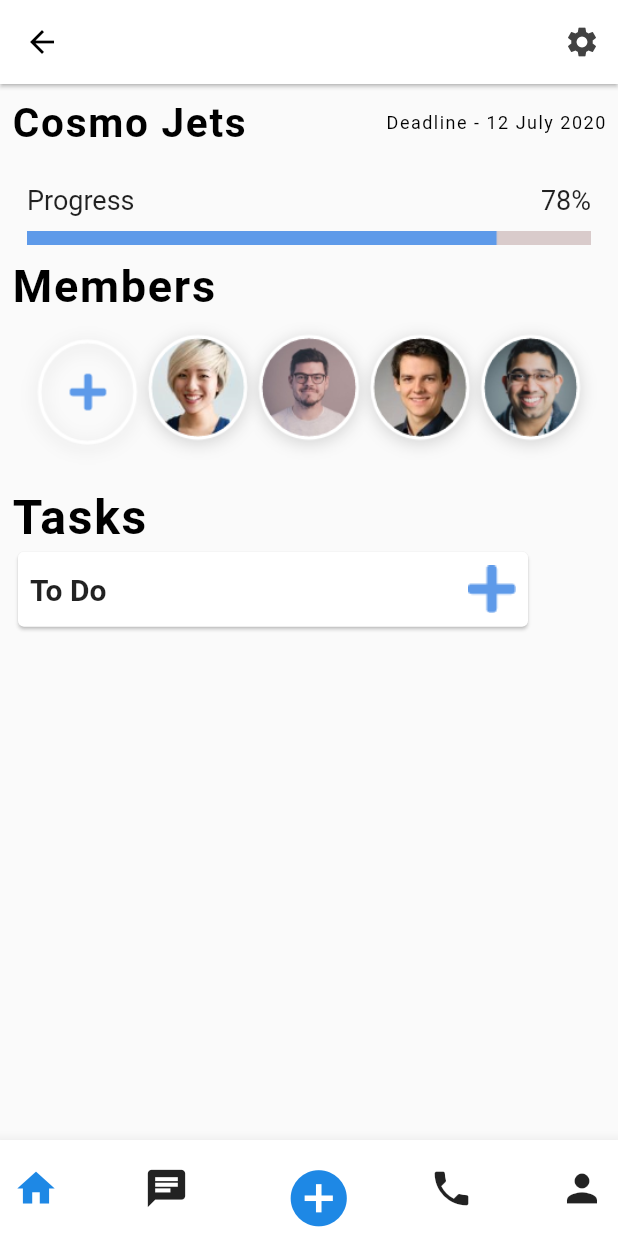
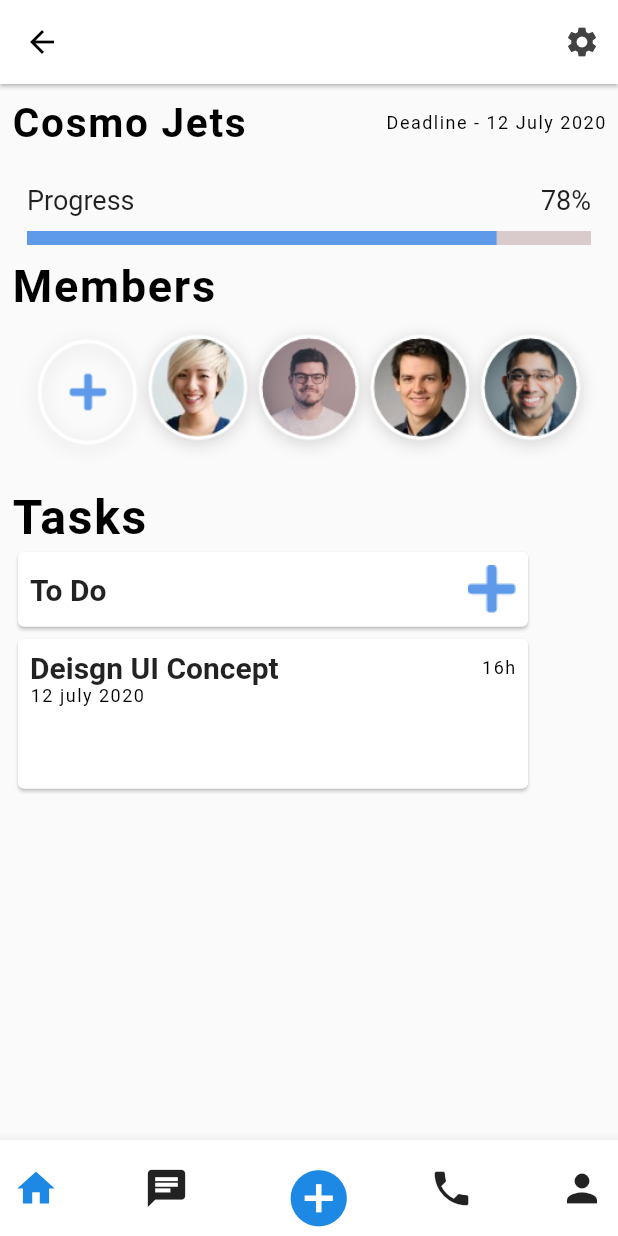
Before and after one commit to Kasweka1/Purweb-Agency, a Flutter app: the CosmoJet screen opened directly, on a phone screen of 412 x 824 dp. Run offline on Flutter 3.47's test engine with Material 2 defaults, Android fonts, the phone set to English and light mode, and no system bars.

Commit message:
added new card

```diff
--- a/lib/cosmo_jet.dart
+++ b/lib/cosmo_jet.dart
@@ -139,6 +139,56 @@ class _CosmoJetState extends State<CosmoJet> {
                   ),
                 ),
               ),
+              Card(
+                child: InkWell(
+                  splashColor: Colors.blue.withAlpha(30),
+                  onTap: () {},
+                  child: Container(
+                    width: 340,
+                    height: 100,
+                    child: Padding(
+                        padding: const EdgeInsets.all(8.0),
+                        child: Column(
+                          crossAxisAlignment: CrossAxisAlignment.start,
+                          children: <Widget>[
+                            Row(
+                              mainAxisAlignment: MainAxisAlignment.spaceBetween,
+                              children: <Widget>[
+                                Text(
+                                  "Deisgn UI Concept",
+                                  style: TextStyle(
+                                    fontSize: 20,
+                                    fontWeight: FontWeight.bold,
+                                  ),
+                                ),
+                                Text(
+                                  "16h",
+                                  style: TextStyle(
+                                    color: Colors.black,
+                                    fontSize: 12,
+                                    letterSpacing: 1,
+                                  ),
+                                ),
+                              ],
+                            ),
+                            Text(
+                              "12 july 2020",
+                              style: TextStyle(
+                                color: Colors.black,
+                                fontSize: 12,
+                                letterSpacing: 1,
+                              ),
+                            ),
+                            Row(
+                              children: <Widget>[
+
+                              ],
+                            )
+                          ],
+                        )),
+                  ),
+                ),
+              ),
             ],
           ),
         ),
```
